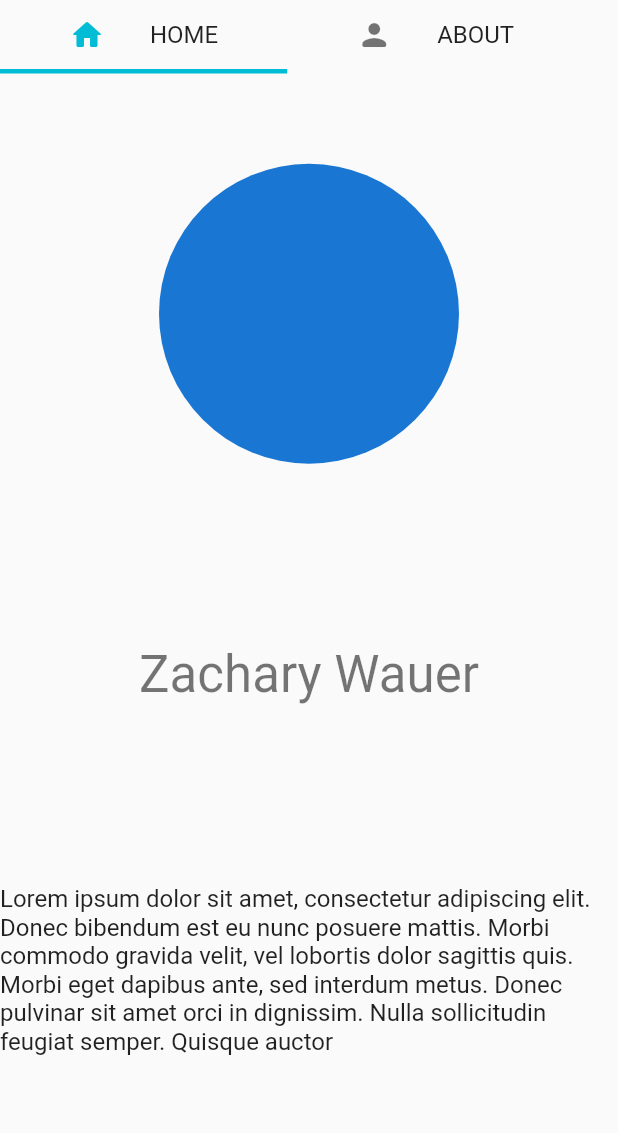
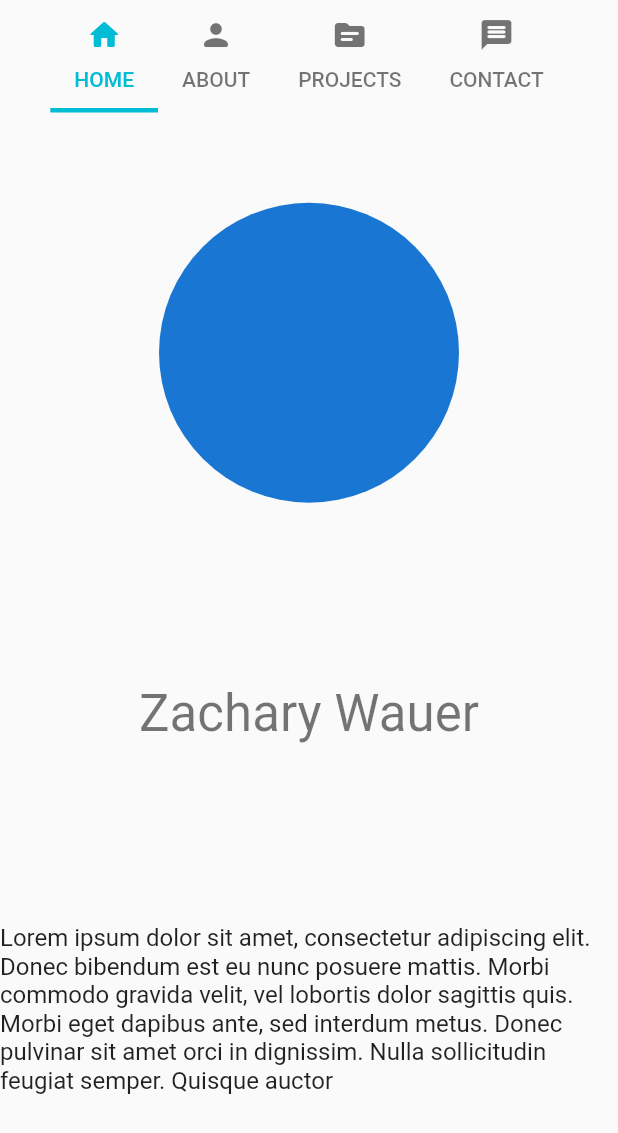
Before and after one commit to Z-inator/portfolio_site, a Flutter app: the screen it shows after launch, on a phone screen of 412 x 824 dp. Shown: the top 1133 px of the screen. Run offline on Flutter 3.47's test engine with Material 2 defaults, Android fonts, the phone set to English and light mode, and no system bars; our stand-ins replace cloud_firestore, firebase_core, responsive_grid; missing offline and left inert: dart:html, mailer; accounts and stored records are empty.

Commit message:
Organized some code for the navigation bar.

```diff
--- a/lib/main.dart
+++ b/lib/main.dart
@@ -139,32 +139,7 @@ class _HomePageState extends State<HomePage>
     Widget tabBarView;
     if (isDesktop) {
       tabBarView = Row(children: [
-        Container(
-            margin: EdgeInsets.only(right: 20),
-            width: 200,
-            child: Material(
-                elevation: 8.0,
-                borderRadius: BorderRadius.zero,
-                child: Column(
-                  mainAxisSize: MainAxisSize.max,
-                  mainAxisAlignment: MainAxisAlignment.spaceAround,
-                  children: [
-                    LogoHeader(),
-                    RotatedBox(
-                      quarterTurns: 1,
-                      child: NavTabBar(
-                        tabs: _buildTabs()
-                            .map((widget) => RotatedBox(
-                                  quarterTurns: 3,
-                                  child: widget,
-                                ))
-                            .toList(),
-                        tabController: tabController,
-                      ),
-                    ),
-                    LinkList()
-                  ],
-                ))),
+        LeftNavBar(tabController: tabController),
         Expanded(
             child: TabBarView(
                 children: _buildTabViews(), controller: tabController))
@@ -172,7 +147,7 @@ class _HomePageState extends State<HomePage>
     } else {
       tabBarView = Column(
         children: [
-          NavTabBar(tabs: _buildTabs(), tabController: tabController),
+          TopNavBar(tabController: tabController),
           Expanded(
               child: TabBarView(
             children: _buildTabViews(),
@@ -186,22 +161,7 @@ class _HomePageState extends State<HomePage>
     );
   }
 
-  List<Widget> _buildTabs() {
-    return [
-      Tab(
-        // iconMargin: EdgeInsets.zero,
-        child: NavigationItem(icon: Icon(Icons.home_rounded), name: 'home', index: 0, tabController: tabController,)),
-      Tab(
-          child:
-              NavigationItem(icon: Icon(Icons.person_rounded), name: 'about', index: 1, tabController: tabController)),
-      Tab(
-          child: NavigationItem(
-              icon: Icon(Icons.topic_rounded), name: 'projects', index: 2, tabController: tabController)),
-      Tab(
-          child: NavigationItem(
-              icon: Icon(Icons.message_rounded), name: 'contact', index: 3, tabController: tabController)),
-    ];
-  }
+
 
   List<Widget> _buildTabViews() {
     return [
--- a/lib/screens/nav_bar.dart
+++ b/lib/screens/nav_bar.dart
@@ -32,8 +32,22 @@ class NavTabBar extends StatelessWidget {
     ThemeData theme = Theme.of(context);
     return FocusTraversalOrder(
         order: NumericFocusOrder(0),
-        child:
-            TabBar(tabs: tabs, isScrollable: true, controller: tabController, indicatorColor: theme.primaryColor, indicatorWeight: 3));
+        child: TabBar(
+            tabs: tabs,
+            isScrollable: true,
+            controller: tabController,
+            indicatorColor: theme.primaryColor,
+            indicatorWeight: 3));
+  }
+}
+
+class TopNavBar extends StatelessWidget {
+  final TabController tabController;
+  const TopNavBar({Key? key, required this.tabController}) : super(key: key);
+
+  @override
+  Widget build(BuildContext context) {
+    return NavTabBar(tabs: _buildSmallTabs(), tabController: tabController);
   }
 }
 
@@ -58,7 +72,7 @@ class LeftNavBar extends StatelessWidget {
                 RotatedBox(
                   quarterTurns: 1,
                   child: NavTabBar(
-                        tabs: _buildTabs()
+                    tabs: _buildLargeTabs(tabController: tabController)
                         .map((widget) => RotatedBox(
                               quarterTurns: 3,
                               child: widget,
@@ -71,25 +85,62 @@ class LeftNavBar extends StatelessWidget {
               ],
             )));
   }
+}
 
-  List<Widget> _buildTabs() {
+List<Widget> _buildSmallTabs() {
+  return [
+    Tab(
+      text: 'HOME',
+      icon: Icon(Icons.home_rounded),
+      // child: NavigationItem(icon: Icon(Icons.home_rounded), name: 'home', index: 0, tabController: tabController,)),
+    ),
+    Tab(
+      text: 'ABOUT',
+      icon: Icon(Icons.person_rounded),
+      // child: NavigationItem(icon: Icon(Icons.person_rounded), name: 'about', index: 1, tabController: tabController)
+    ),
+    Tab(
+      text: 'PROJECTS',
+      icon: Icon(Icons.topic_rounded),
+      // child: NavigationItem(icon: Icon(Icons.topic_rounded), name: 'projects', index: 2, tabController: tabController)
+    ),
+    Tab(
+      text: 'CONTACT',
+      icon: Icon(Icons.message_rounded),
+      // child: NavigationItem(icon: Icon(Icons.message_rounded), name: 'contact', index: 3, tabController: tabController)
+    ),
+  ];
+}
+
+List<Widget> _buildLargeTabs({required TabController tabController}) {
   return [
     Tab(
         // iconMargin: EdgeInsets.zero,
-        child: NavigationItem(icon: Icon(Icons.home_rounded), name: 'home', index: 0, tabController: tabController,)),
-      Tab(
-          child:
-              NavigationItem(icon: Icon(Icons.person_rounded), name: 'about', index: 1, tabController: tabController)),
+        child: NavigationItem(
+      icon: Icon(Icons.home_rounded),
+      name: 'home',
+      index: 0,
+      tabController: tabController,
+    )),
     Tab(
         child: NavigationItem(
-              icon: Icon(Icons.topic_rounded), name: 'projects', index: 2, tabController: tabController)),
+            icon: Icon(Icons.person_rounded),
+            name: 'about',
+            index: 1,
+            tabController: tabController)),
     Tab(
         child: NavigationItem(
-              icon: Icon(Icons.message_rounded), name: 'contact', index: 3, tabController: tabController)),
+            icon: Icon(Icons.topic_rounded),
+            name: 'projects',
+            index: 2,
+            tabController: tabController)),
+    Tab(
+        child: NavigationItem(
+            icon: Icon(Icons.message_rounded),
+            name: 'contact',
+            index: 3,
+            tabController: tabController)),
   ];
-  }
-
-
 }
 
 // class LeftNavBar extends StatelessWidget {
@@ -199,15 +250,12 @@ class _NavigationItemState extends State<NavigationItem> {
       //     : Colors.transparent,
       child: Row(
         mainAxisSize: MainAxisSize.max,
-
         children: [
           widget.icon,
           SizedBox(
             width: 30,
           ),
-          Text(widget.name.toUpperCase(),
-              style: theme.textTheme.subtitle1
-          )
+          Text(widget.name.toUpperCase(), style: theme.textTheme.subtitle1)
         ],
       ),
     );
```
Lines whose indentation alone changed are shown as unchanged.
